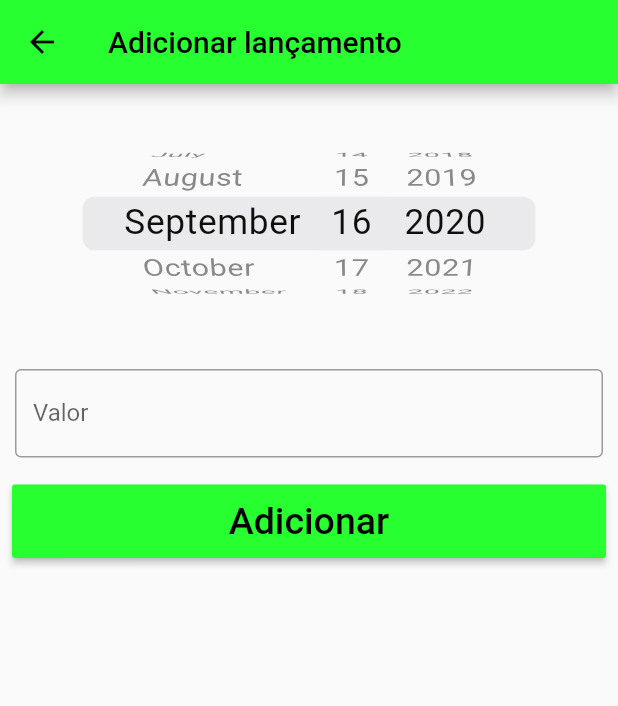
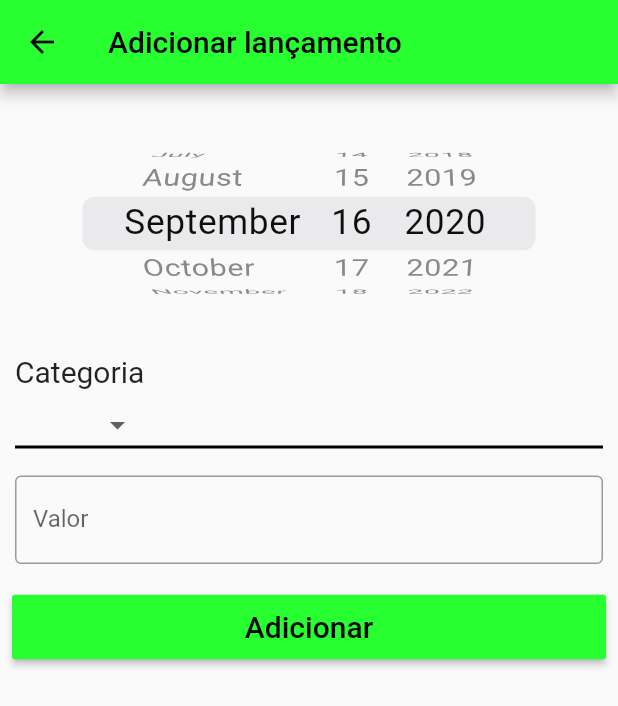
Before and after one commit to williamtrindade/college-project-financial-control-app, a Flutter app: the PostingCreateScreen screen opened directly, on a phone screen of 412 x 824 dp. Shown: the top 706 px of the screen. Run offline on Flutter 3.47's test engine with Material 2 defaults, Android fonts, the phone set to English and light mode, and no system bars.

Commit message:
feat(List/Creating categories): screens done

```diff
--- a/lib/screens/posting/posting_create.dart
+++ b/lib/screens/posting/posting_create.dart
@@ -1,9 +1,11 @@
 import 'dart:ui';
 
-import 'package:app/widgets/DatePicker.dart';
+import 'package:app/widgets/date_picker.dart';
 import 'package:app/widgets/assets.dart';
+import 'package:app/widgets/dropdown_select.dart';
 import 'package:flutter/cupertino.dart';
 import 'package:flutter/material.dart';
+import 'package:flutter/services.dart';
 
 class PostingCreateScreen extends StatefulWidget {
   @override
@@ -12,6 +14,7 @@ class PostingCreateScreen extends StatefulWidget {
 
 class _PostingCreateScreenState extends State<PostingCreateScreen> {
   String _dateString;
+  String _category;
 
   @override
   Widget build(BuildContext context) {
@@ -24,7 +27,8 @@ class _PostingCreateScreenState extends State<PostingCreateScreen> {
             style: TextStyle(color: Colors.black),
           ),
         ),
-        body: Column(
+        body: SingleChildScrollView(
+          child: Column(
             children: [
               DatePicker(
                 fieldName: '',
@@ -36,13 +40,27 @@ class _PostingCreateScreenState extends State<PostingCreateScreen> {
                   });
                 },
               ),
-            Assets.largeInput(label: 'Valor'),
+              DropdownSelect(
+                  fieldName: 'Categoria',
+                  itemsList: <String>['Mercado', 'Finanças'],
+                  value: this._category,
+                  onChange: (newValue) {
+                    setState(() {
+                      this._category = newValue;
+                      debugPrint(this._category);
+                    });
+                  }
+              ),
+              Assets.largeInput(label: 'Valor', keyboardType: TextInputType.number),
               Container(
                   padding: EdgeInsets.all(8),
                   width: double.infinity,
                   child:
-                    Assets.primaryButton(text: 'Adicionar', onPressed: () {}))
+                      Assets.primaryButton(text: 'Adicionar', onPressed: () {
+                        Navigator.of(context).pop();
+                      }))
             ],
+          ),
         ));
   }
 }
--- a/lib/widgets/assets.dart
+++ b/lib/widgets/assets.dart
@@ -49,17 +49,18 @@ class Assets extends StatelessWidget {
         child: Text(
           text,
           style: TextStyle(
-            fontSize: 25,
+            fontSize: 20,
             color: Colors.black,
           ),
         ),
         onPressed: onPressed);
   }
 
-  static Container largeInput({@required String label}) {
+  static Container largeInput({@required String label, @required TextInputType keyboardType}) {
     return Container(
       margin: EdgeInsets.all(10),
       child: TextFormField(
+        keyboardType: keyboardType,
         decoration: InputDecoration(
           labelText: label,
           border: OutlineInputBorder(),
--- /dev/null
+++ b/lib/widgets/dropdown_select.dart
@@ -0,0 +1,52 @@
+import 'package:flutter/material.dart';
+
+class DropdownSelect extends StatelessWidget {
+  final String fieldName;
+  final List<String> itemsList;
+  final String value;
+  final Function onChange;
+
+  DropdownSelect(
+      {@required this.onChange,
+      @required this.fieldName,
+      @required this.itemsList,
+      @required this.value});
+
+  @override
+  Widget build(BuildContext context) {
+    return Container(
+      margin: EdgeInsets.only(left: 10, right: 10),
+      child: Column(
+        children: [
+          Container(
+              width: double.infinity,
+              child: Text(
+                this.fieldName,
+                style: TextStyle(fontSize: 20),
+                textAlign: TextAlign.left,
+              )),
+          SizedBox(
+            width: double.infinity,
+            child: DropdownButton<String>(
+              value: this.value,
+              iconSize: 24,
+              elevation: 16,
+              style: TextStyle(color: Colors.deepPurple),
+              underline: Container(
+                height: 2,
+                color: Colors.black,
+              ),
+              onChanged: this.onChange,
+              items: this.itemsList.map<DropdownMenuItem<String>>((String value) {
+                return DropdownMenuItem<String>(
+                  value: value,
+                  child: Text(value),
+                );
+              }).toList(),
+            ),
+          ),
+        ],
+      ),
+    );
+  }
+}
```
Also changed, not shown: lib/screens/categories/categories_create.dart (added, +31 -0 lines), lib/screens/categories/categories_list.dart (added, +45 -0 lines), lib/screens/categories/list_item.dart (added, +26 -0 lines), lib/screens/dash/dashboard.dart (+8 -1 lines), lib/widgets/date_picker.dart (renamed from lib/widgets/DatePicker.dart). Lines whose indentation alone changed are shown as unchanged.
